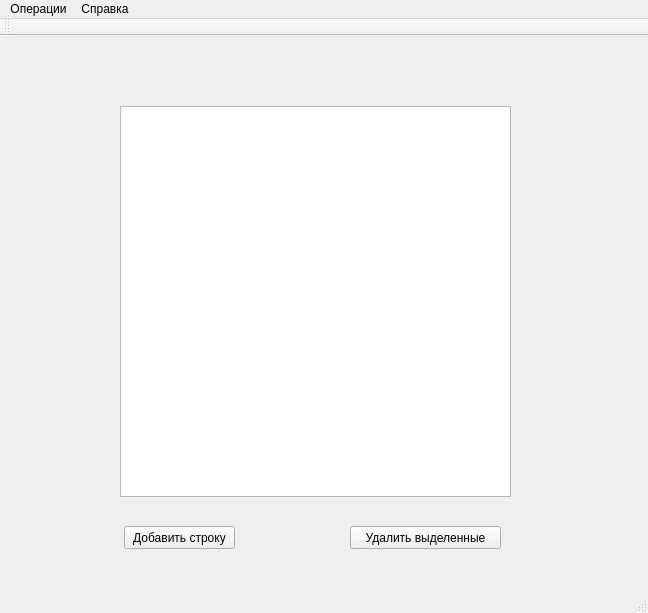
This is mainwindow.ui in chester5009/diplom as Qt 5 draws it before an edit. The edited form follows.
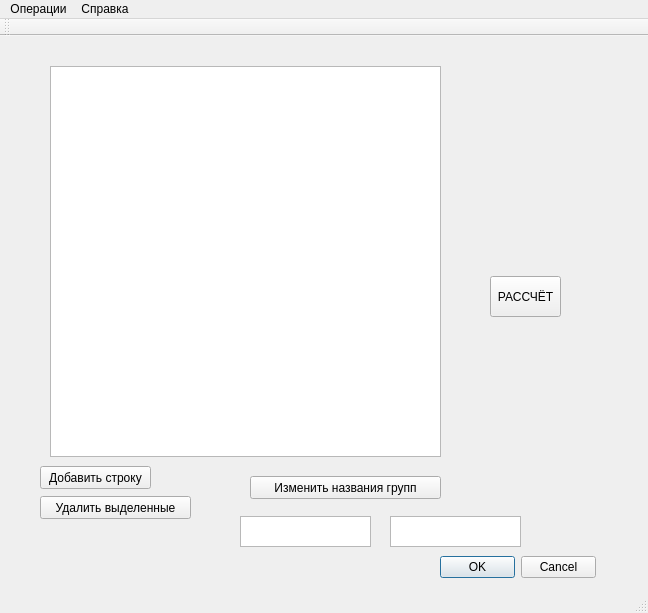
This is the edited form. The open tabs and pages were chosen to show the change.

```diff
--- a/mainwindow.ui
+++ b/mainwindow.ui
@@ -127,8 +127,8 @@
      <widget class="QTableWidget" name="table_input">
       <property name="geometry">
        <rect>
-        <x>110</x>
-        <y>60</y>
+        <x>40</x>
+        <y>20</y>
         <width>391</width>
         <height>391</height>
        </rect>
@@ -137,8 +137,8 @@
      <widget class="QPushButton" name="pushButton">
       <property name="geometry">
        <rect>
-        <x>114</x>
-        <y>480</y>
+        <x>30</x>
+        <y>420</y>
         <width>111</width>
         <height>23</height>
        </rect>
@@ -150,14 +150,85 @@
      <widget class="QPushButton" name="pushButton_2">
       <property name="geometry">
        <rect>
-        <x>340</x>
-        <y>480</y>
+        <x>30</x>
+        <y>450</y>
         <width>151</width>
         <height>23</height>
        </rect>
       </property>
       <property name="text">
        <string>Удалить выделенные</string>
+      </property>
+     </widget>
+     <widget class="QDialogButtonBox" name="buttonBox_2">
+      <property name="geometry">
+       <rect>
+        <x>430</x>
+        <y>510</y>
+        <width>156</width>
+        <height>23</height>
+       </rect>
+      </property>
+      <property name="standardButtons">
+       <set>QDialogButtonBox::Cancel|QDialogButtonBox::Ok</set>
+      </property>
+     </widget>
+     <widget class="QPushButton" name="buttonChangeName">
+      <property name="geometry">
+       <rect>
+        <x>240</x>
+        <y>430</y>
+        <width>191</width>
+        <height>23</height>
+       </rect>
+      </property>
+      <property name="text">
+       <string>Изменить названия групп</string>
+      </property>
+     </widget>
+     <widget class="QTextEdit" name="textEdit_3">
+      <property name="geometry">
+       <rect>
+        <x>230</x>
+        <y>470</y>
+        <width>131</width>
+        <height>31</height>
+       </rect>
+      </property>
+     </widget>
+     <widget class="QTextEdit" name="textEdit_4">
+      <property name="geometry">
+       <rect>
+        <x>380</x>
+        <y>470</y>
+        <width>131</width>
+        <height>31</height>
+       </rect>
+      </property>
+     </widget>
+     <widget class="QPushButton" name="button_calc">
+      <property name="geometry">
+       <rect>
+        <x>480</x>
+        <y>230</y>
+        <width>71</width>
+        <height>41</height>
+       </rect>
+      </property>
+      <property name="text">
+       <string>РАССЧЁТ</string>
+      </property>
+     </widget>
+    </widget>
+    <widget class="QWidget" name="page_5">
+     <widget class="QTableWidget" name="tableWidget_2">
+      <property name="geometry">
+       <rect>
+        <x>30</x>
+        <y>90</y>
+        <width>181</width>
+        <height>421</height>
+       </rect>
       </property>
      </widget>
     </widget>
```
Left out of the diff: 4 changed lines with no effect on the pictures.
